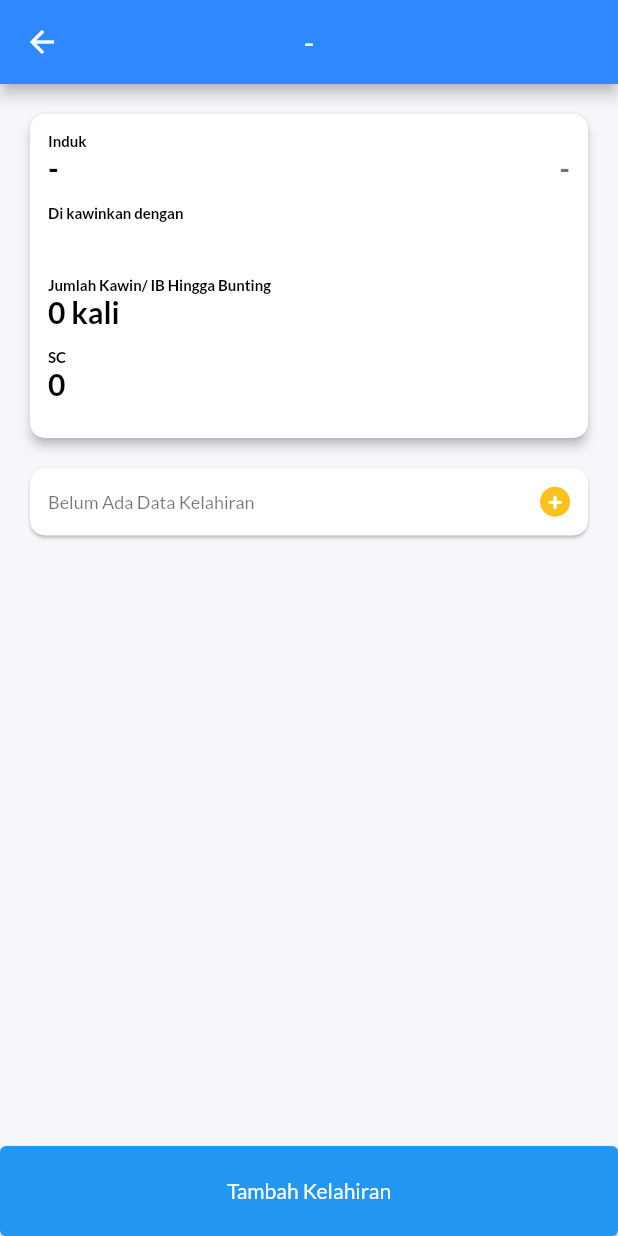
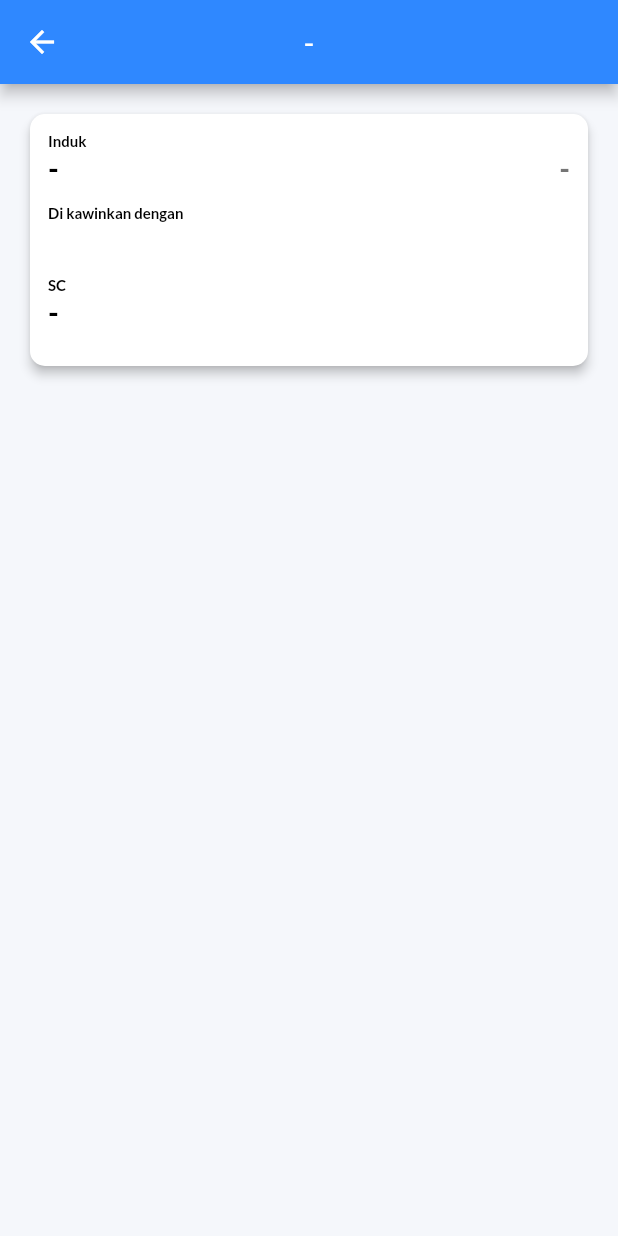
Before and after one commit to fradip12/recsapi, a Flutter app: the KelahiranPages screen opened directly with empty values, on a phone screen of 412 x 824 dp. Run offline on Flutter 3.47's test engine with Material 2 defaults, Android fonts, the phone set to English and light mode, and no system bars; our stand-ins replace cloud_firestore, firebase_auth, firebase_core, flutter_datetime_picker_bdaya, fluttericon, get and 4 more; accounts and stored records are empty.

Commit message:
minor sc

```diff
--- a/src/lib/pages/tambah/kelahiran/kelahiran.dart
+++ b/src/lib/pages/tambah/kelahiran/kelahiran.dart
@@ -103,10 +103,12 @@ class KelahiranPages extends StatelessWidget {
                                     breed.data?.maleName ?? 'Inseminasi Buatan',
                                     breed.data?.maleId ??
                                         breed.data!.strowNumber!) +
-                                _item('Jumlah Kawin/ IB Hingga Bunting',
-                                    '${breed.data?.sc} kali', '') +
                                 _item(
-                                    'SC', (breed.data?.sc ?? 0).toString(), ''),
+                                    'SC',
+                                    breed.data?.sc != 0
+                                        ? breed.data!.sc.toString()
+                                        : '-',
+                                    ''),
                           );
                         }),
                   ),
@@ -217,21 +219,14 @@ class KelahiranPages extends StatelessWidget {
           child: StreamBuilder<BreedingModel?>(
               stream: state.breedModelStream,
               builder: (context, breed) {
+                if (breed.data?.pregnantState ?? false) {
                   return InkWell(
-                  onTap: (breed.data?.pregnantState ?? false)
-                      ? () async {
+                    onTap: () async {
                       var res = await Get.toNamed('/tambah-kelahiran',
                           arguments: TambahKelahiranArguments(breed.data!));
                       if (res != null && res) {
                         state.init();
                       }
-                        }
-                      : () {
-                          Get.snackbar(
-                            'Info',
-                            'Sapi Tidak Bunting',
-                            snackPosition: SnackPosition.BOTTOM,
-                          );
                     },
                     child: Card(
                       shape: RoundedRectangleBorder(
@@ -265,6 +260,9 @@ class KelahiranPages extends StatelessWidget {
                       ),
                     ),
                   );
+                } else {
+                  return SizedBox();
+                }
               }),
         );
       },
@@ -294,30 +292,25 @@ class KelahiranPages extends StatelessWidget {
             bottomNavigationBar: StreamBuilder<BreedingModel?>(
                 stream: state.breedModelStream,
                 builder: (context, breed) {
+                  if ((breed.data?.pregnantState ?? false)) {
                     return ElevatedButton(
                       style: ButtonStyle(
                         minimumSize: MaterialStateProperty.all(
                           Size(double.infinity, 60),
                         ),
                       ),
-                    onPressed: (breed.data?.pregnantState ?? false)
-                        ? () async {
+                      onPressed: () async {
                         var res = await Get.toNamed('/tambah-kelahiran',
-                                arguments:
-                                    TambahKelahiranArguments(breed.data!));
+                            arguments: TambahKelahiranArguments(breed.data!));
                         if (res != null && res) {
                           state.init();
                         }
-                          }
-                        : () {
-                            Get.snackbar(
-                              'Info',
-                              'Sapi Tidak Bunting',
-                              snackPosition: SnackPosition.BOTTOM,
-                            );
                       },
                       child: Text('Tambah Kelahiran'),
                     );
+                  } else {
+                    return SizedBox();
+                  }
                 }),
             body: Padding(
               padding: const EdgeInsets.all(16.0),
```
Lines whose indentation alone changed are shown as unchanged.
